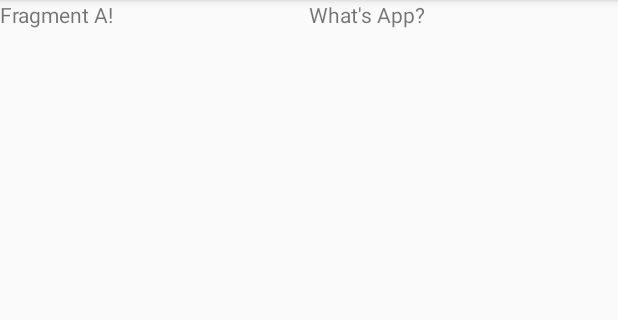
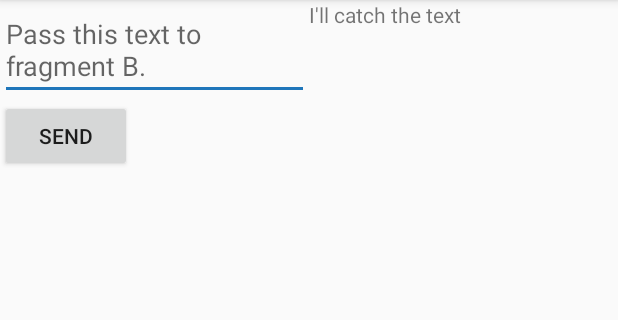
Before and after one commit to christophrrb/KotlinHelloWorld, an Android app: the Fragment screen opened directly, with no data from a screen before it, on a phone screen of 412 x 824 dp, the part 84-404 px from its top. Run offline under Robolectric (Android 15) with nearby library versions, the light colour scheme and no system bars; 1 statement that could not run was skipped.

Commit message:
Right before Windows import. The SendMessage interface is new.

```diff
--- a/app/src/main/java/com/example/christophrrb/kotlinhelloworld/Fragment.kt
+++ b/app/src/main/java/com/example/christophrrb/kotlinhelloworld/Fragment.kt
@@ -1,12 +1,21 @@
 package com.example.christophrrb.kotlinhelloworld
 
+import android.app.Fragment
 import android.support.v7.app.AppCompatActivity
 import android.os.Bundle
 
-class Fragment : AppCompatActivity() {
+class Fragment : AppCompatActivity(), SendMessage {
 
     override fun onCreate(savedInstanceState: Bundle?) {
         super.onCreate(savedInstanceState)
         setContentView(R.layout.activity_fragment)
     }
+
+    override fun sendMessage(message: String) {
+
+    }
+
+//    override fun onAttachFragment(fragment: Fragment?) {
+//        super.onAttachFragment(fragment)
+//    }()
 }
--- /dev/null
+++ b/app/src/main/java/com/example/christophrrb/kotlinhelloworld/SendMessage.kt
@@ -0,0 +1,8 @@
+package com.example.christophrrb.kotlinhelloworld
+
+/**
+ * Created by christophrrb on 8/16/17.
+ */
+interface SendMessage {
+    fun sendMessage(message: String): Unit;
+}
--- a/app/src/main/java/com/example/christophrrb/kotlinhelloworld/fragmentA.kt
+++ b/app/src/main/java/com/example/christophrrb/kotlinhelloworld/fragmentA.kt
@@ -5,13 +5,22 @@ import android.os.Bundle
 import android.view.LayoutInflater
 import android.view.View
 import android.view.ViewGroup
+import kotlinx.android.synthetic.main.fragmenta.*
+import kotlinx.android.synthetic.main.fragmentb.*
 
 /**
  * Created by christophrrb on 8/16/17.
  */
 class fragmentA : Fragment() {
+    lateinit var sm: SendMessage;
+
     override fun onCreateView(inflater: LayoutInflater?, container: ViewGroup?, savedInstanceState: Bundle?): View {
         var rootView = inflater!!.inflate(R.layout.fragmenta, container, false);
+
+        inputButton.setOnClickListener {
+            var data = input.text.toString();
+            sm.sendMessage(data);
+        }
 
         //Default: return super.onCreateView(inflater, container, savedInstanceState)
         return rootView;
--- a/app/src/main/res/layout/fragmenta.xml
+++ b/app/src/main/res/layout/fragmenta.xml
@@ -1,9 +1,17 @@
 <?xml version="1.0" encoding="utf-8"?>
 <LinearLayout xmlns:android="http://schemas.android.com/apk/res/android"
     android:layout_width="match_parent"
-    android:layout_height="match_parent">
-    <TextView
-        android:text="Fragment A!"
+    android:layout_height="match_parent"
+    android:orientation="vertical">
+    <EditText
+        android:id="@+id/input"
+        android:hint="Pass this text to fragment B."
         android:layout_width="match_parent"
         android:layout_height="wrap_content" />
+    <Button
+        android:id="@+id/inputButton"
+        android:text="Send"
+        android:layout_width="wrap_content"
+        android:layout_height="wrap_content"
+        />
 </LinearLayout>
--- a/app/src/main/res/layout/fragmentb.xml
+++ b/app/src/main/res/layout/fragmentb.xml
@@ -3,7 +3,8 @@
     android:layout_width="match_parent"
     android:layout_height="match_parent">
     <TextView
-        android:text="What's App?"
+        android:id="@+id/output"
+        android:text="I'll catch the text"
         android:layout_width="wrap_content"
         android:layout_height="wrap_content" />
 </LinearLayout>
```
